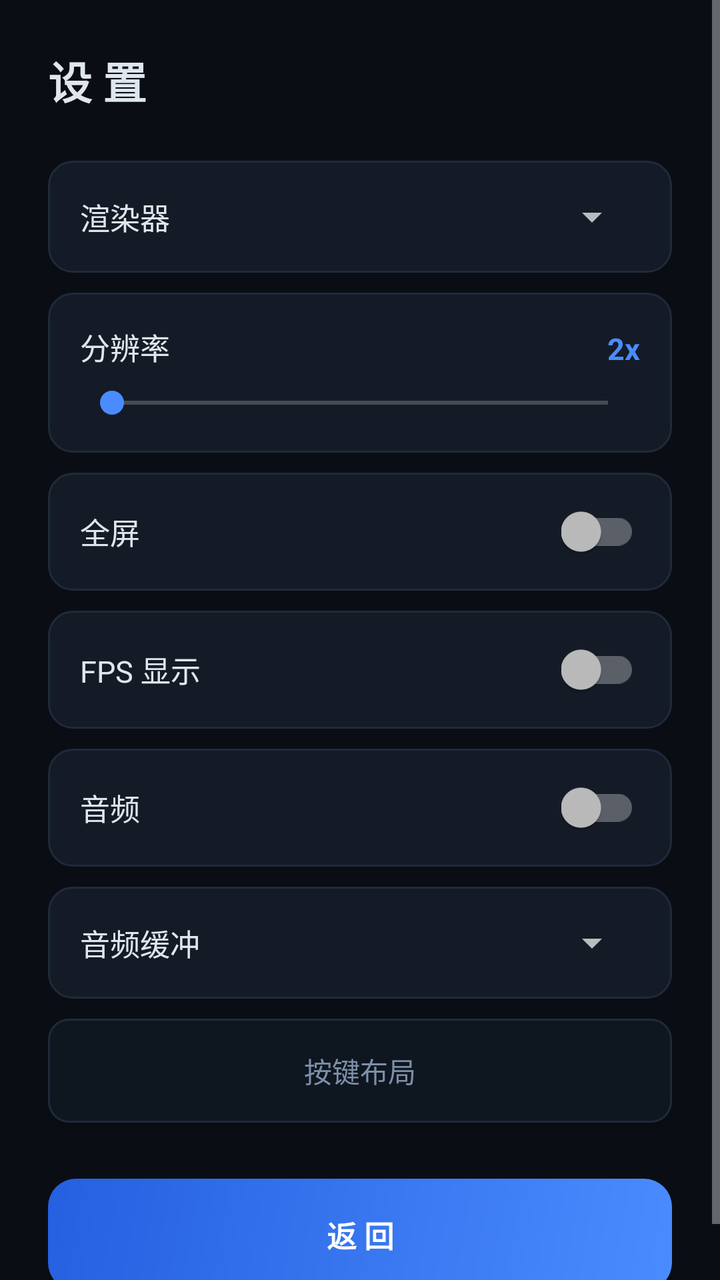
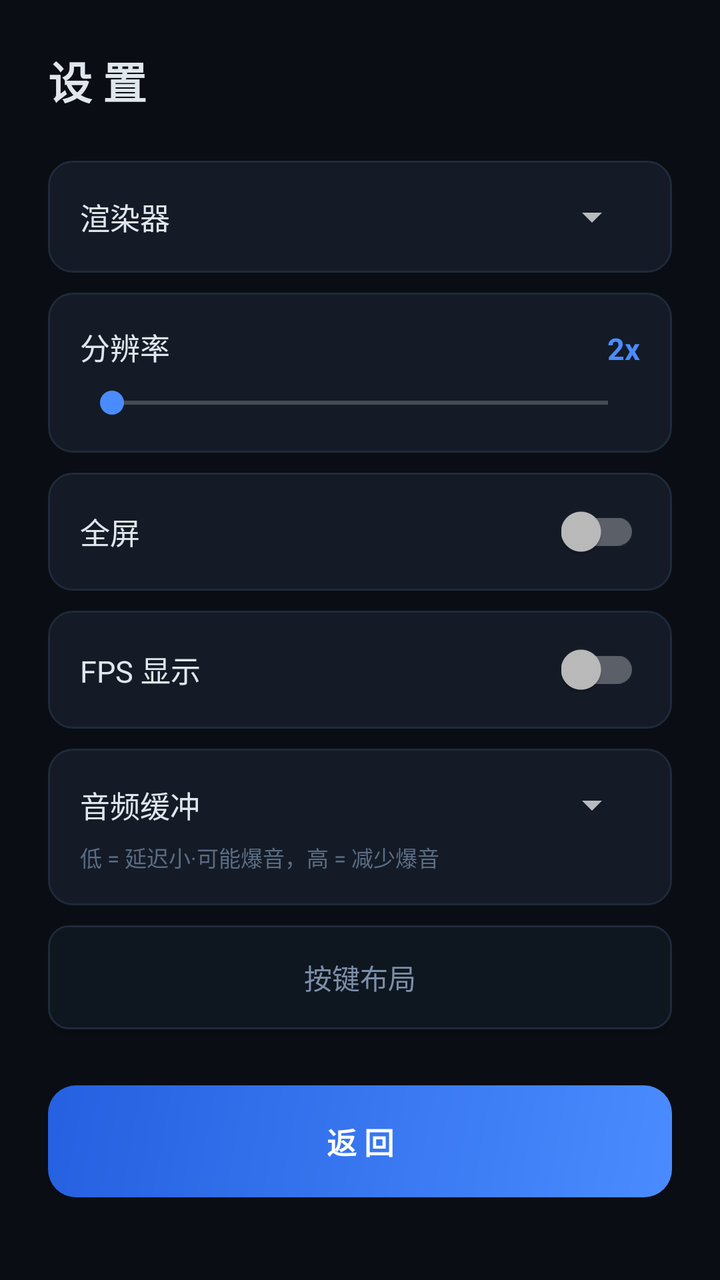

Screens rendered from an Android XML layout before and after an edit, with the pre-edit source and the edit as a unified diff.
<!-- AndroidManifest.xml: application theme Theme.UltramanFE0 -->
<!-- res/layout/activity_settings.xml -->
<?xml version="1.0" encoding="utf-8"?>
<ScrollView xmlns:android="http://schemas.android.com/apk/res/android"
    android:layout_width="match_parent" android:layout_height="match_parent"
    android:background="@color/bg">
<LinearLayout
    android:layout_width="match_parent" android:layout_height="wrap_content"
    android:orientation="vertical" android:padding="24dp">
    <TextView android:layout_width="wrap_content" android:layout_height="wrap_content"
        android:text="设 置" android:textColor="#E0E6ED"
        android:textSize="22sp" android:textStyle="bold"/>

    <LinearLayout android:layout_width="match_parent" android:layout_height="wrap_content"
        android:layout_marginTop="24dp" android:background="@drawable/bg_card"
        android:gravity="center_vertical" android:orientation="horizontal" android:padding="16dp">
        <TextView android:layout_width="0dp" android:layout_height="wrap_content"
            android:layout_weight="1" android:text="渲染器" android:textColor="#E0E6ED" android:textSize="15sp"/>
        <Spinner android:id="@+id/spBackend" android:layout_width="wrap_content"
            android:layout_height="wrap_content" android:minWidth="130dp"/>
    </LinearLayout>

    <LinearLayout android:layout_width="match_parent" android:layout_height="wrap_content"
        android:layout_marginTop="10dp" android:background="@drawable/bg_card"
        android:orientation="vertical" android:padding="16dp">
        <LinearLayout android:layout_width="match_parent" android:layout_height="wrap_content"
            android:orientation="horizontal">
            <TextView android:layout_width="0dp" android:layout_height="wrap_content"
                android:layout_weight="1" android:text="分辨率" android:textColor="#E0E6ED" android:textSize="15sp"/>
            <TextView android:id="@+id/tvRes" android:layout_width="wrap_content" android:layout_height="wrap_content"
                android:text="2x" android:textColor="#4A8CFF" android:textSize="15sp" android:textStyle="bold"/>
        </LinearLayout>
        <SeekBar android:id="@+id/sbRes" android:layout_width="match_parent"
            android:layout_height="wrap_content" android:layout_marginTop="8dp"/>
    </LinearLayout>

    <LinearLayout android:layout_width="match_parent" android:layout_height="wrap_content"
        android:layout_marginTop="10dp" android:background="@drawable/bg_card"
        android:gravity="center_vertical" android:orientation="horizontal" android:padding="16dp">
        <TextView android:layout_width="0dp" android:layout_height="wrap_content"
            android:layout_weight="1" android:text="全屏" android:textColor="#E0E6ED" android:textSize="15sp"/>
        <androidx.appcompat.widget.SwitchCompat android:id="@+id/swFullscreen"
            android:layout_width="wrap_content" android:layout_height="wrap_content"/>
    </LinearLayout>

    <LinearLayout android:layout_width="match_parent" android:layout_height="wrap_content"
        android:layout_marginTop="10dp" android:background="@drawable/bg_card"
        android:gravity="center_vertical" android:orientation="horizontal" android:padding="16dp">
        <TextView android:layout_width="0dp" android:layout_height="wrap_content"
            android:layout_weight="1" android:text="FPS 显示" android:textColor="#E0E6ED" android:textSize="15sp"/>
        <androidx.appcompat.widget.SwitchCompat android:id="@+id/swShowFps"
            android:layout_width="wrap_content" android:layout_height="wrap_content"/>
    </LinearLayout>

    <LinearLayout android:layout_width="match_parent" android:layout_height="wrap_content"
        android:layout_marginTop="10dp" android:background="@drawable/bg_card"
        android:gravity="center_vertical" android:orientation="horizontal" android:padding="16dp">
        <TextView android:layout_width="0dp" android:layout_height="wrap_content"
            android:layout_weight="1" android:text="音频" android:textColor="#E0E6ED" android:textSize="15sp"/>
        <androidx.appcompat.widget.SwitchCompat android:id="@+id/swAudio"
            android:layout_width="wrap_content" android:layout_height="wrap_content"/>
    </LinearLayout>

    <LinearLayout android:layout_width="match_parent" android:layout_height="wrap_content"
        android:layout_marginTop="10dp" android:background="@drawable/bg_card"
        android:gravity="center_vertical" android:orientation="horizontal" android:padding="16dp">
        <TextView android:layout_width="0dp" android:layout_height="wrap_content"
            android:layout_weight="1" android:text="音频缓冲" android:textColor="#E0E6ED" android:textSize="15sp"/>
        <Spinner android:id="@+id/spAudioBuffer" android:layout_width="wrap_content"
            android:layout_height="wrap_content" android:minWidth="130dp"/>
    </LinearLayout>

    <Button android:id="@+id/btnEditButtons"
        android:layout_width="match_parent" android:layout_height="52dp"
        android:layout_marginTop="10dp" android:background="@drawable/bg_btn_secondary"
        android:text="按键布局" android:textColor="#7D8FA8" android:textSize="14sp"/>
    <Button android:id="@+id/btnBack"
        android:layout_width="match_parent" android:layout_height="56dp"
        android:layout_marginTop="28dp" android:background="@drawable/bg_btn_primary"
        android:text="返 回" android:textColor="#FFFFFF"
        android:textSize="15sp" android:textStyle="bold"/>
</LinearLayout>
</ScrollView>
<!-- resources referenced by this layout -->
<resources>
  <color name="bg">#0A0E14</color>
  <!-- drawable bg_btn_primary (drawable) -->
  <?xml version="1.0" encoding="utf-8"?>
  <shape xmlns:android="http://schemas.android.com/apk/res/android">
      <gradient android:angle="135" android:startColor="#4A8CFF" android:endColor="#2560E0"/>
      <corners android:radius="14dp"/>
  </shape>
  <!-- drawable bg_btn_secondary (drawable) -->
  <?xml version="1.0" encoding="utf-8"?>
  <shape xmlns:android="http://schemas.android.com/apk/res/android">
      <solid android:color="#0E1620"/>
      <corners android:radius="10dp"/>
      <stroke android:width="1dp" android:color="#1F2A3A"/>
  </shape>
  <!-- drawable bg_card (drawable) -->
  <?xml version="1.0" encoding="utf-8"?>
  <shape xmlns:android="http://schemas.android.com/apk/res/android">
      <solid android:color="#141B26"/>
      <corners android:radius="12dp"/>
      <stroke android:width="1dp" android:color="#1F2A3A"/>
  </shape>
  <style name="Theme.UltramanFE0" parent="Theme.AppCompat.NoActionBar">
          <item name="colorPrimary">@color/accent</item>
          <item name="colorAccent">@color/accent</item>
          <item name="android:windowBackground">@color/bg</item>
          <item name="android:statusBarColor">@color/bg</item>
          <item name="android:navigationBarColor">@color/bg</item>
      </style>
  <color name="accent">#4A8CFF</color>
</resources>

<!-- the commit's change to res/layout/activity_settings.xml (unified diff, before → after) -->
@@ -52,20 +52,17 @@
 
     <LinearLayout android:layout_width="match_parent" android:layout_height="wrap_content"
         android:layout_marginTop="10dp" android:background="@drawable/bg_card"
-        android:gravity="center_vertical" android:orientation="horizontal" android:padding="16dp">
-        <TextView android:layout_width="0dp" android:layout_height="wrap_content"
-            android:layout_weight="1" android:text="音频" android:textColor="#E0E6ED" android:textSize="15sp"/>
-        <androidx.appcompat.widget.SwitchCompat android:id="@+id/swAudio"
-            android:layout_width="wrap_content" android:layout_height="wrap_content"/>
-    </LinearLayout>
-
-    <LinearLayout android:layout_width="match_parent" android:layout_height="wrap_content"
-        android:layout_marginTop="10dp" android:background="@drawable/bg_card"
-        android:gravity="center_vertical" android:orientation="horizontal" android:padding="16dp">
-        <TextView android:layout_width="0dp" android:layout_height="wrap_content"
-            android:layout_weight="1" android:text="音频缓冲" android:textColor="#E0E6ED" android:textSize="15sp"/>
-        <Spinner android:id="@+id/spAudioBuffer" android:layout_width="wrap_content"
-            android:layout_height="wrap_content" android:minWidth="130dp"/>
+        android:orientation="vertical" android:padding="16dp">
+        <LinearLayout android:layout_width="match_parent" android:layout_height="wrap_content"
+            android:gravity="center_vertical" android:orientation="horizontal">
+            <TextView android:layout_width="0dp" android:layout_height="wrap_content"
+                android:layout_weight="1" android:text="音频缓冲" android:textColor="#E0E6ED" android:textSize="15sp"/>
+            <Spinner android:id="@+id/spAudioBuffer" android:layout_width="wrap_content"
+                android:layout_height="wrap_content" android:minWidth="150dp"/>
+        </LinearLayout>
+        <TextView android:layout_width="match_parent" android:layout_height="wrap_content"
+            android:layout_marginTop="6dp" android:text="低 = 延迟小·可能爆音，高 = 减少爆音"
+            android:textColor="#5A6D85" android:textSize="11sp"/>
     </LinearLayout>
 
     <Button android:id="@+id/btnEditButtons"
